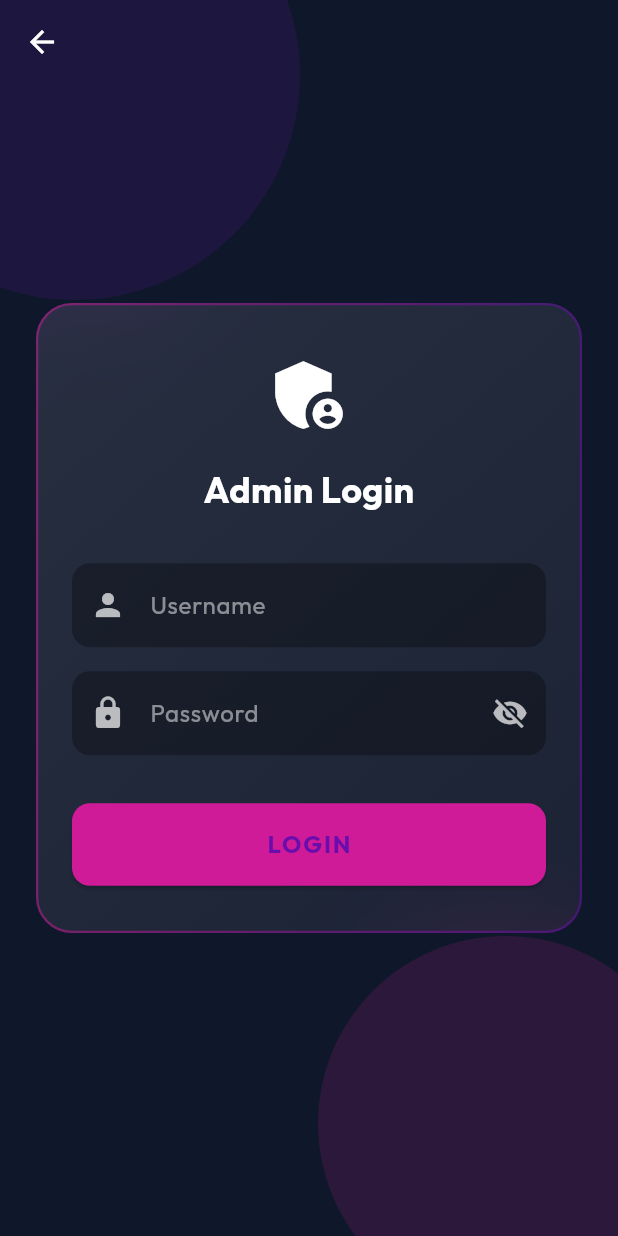
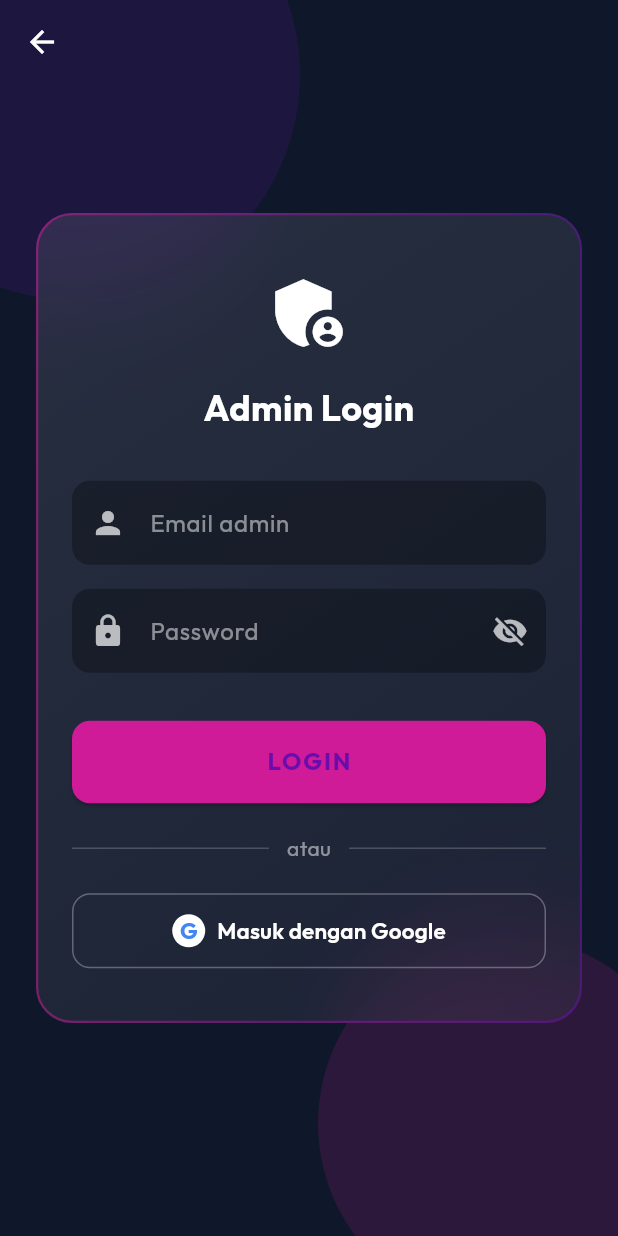
Before and after one commit to mohamadalda/ar_coin, a Flutter app: the screen it shows after launch, after a tap on the "person" icon, on a phone screen of 412 x 824 dp. Run offline on Flutter 3.47's test engine with Material 3 defaults, Android fonts, the phone set to English and light mode, and no system bars; drawn by our look-alikes of glassmorphism; our stand-ins replace animate_do, audioplayers, camera, cloud_firestore, firebase_auth, firebase_core and 7 more; missing offline and left inert: dart:js_interop, firebase_app_check, google_mlkit_object_detection, google_mlkit_text_recognition, model_viewer_plus, translator; accounts and stored records are empty.

Commit message:
fit ci-cd

```diff
--- a/lib/screens/login_screen.dart
+++ b/lib/screens/login_screen.dart
@@ -2,6 +2,7 @@ import 'package:flutter/material.dart';
 import 'package:animate_do/animate_do.dart';
 import 'package:glassmorphism/glassmorphism.dart';
 import '../utils/auth_service.dart';
+import '../utils/firebase_service.dart';
 
 class LoginScreen extends StatefulWidget {
   const LoginScreen({super.key});
@@ -18,7 +19,9 @@ class _LoginScreenState extends State<LoginScreen> {
 
   Future<void> _handleLogin() async {
     final username = _usernameCtrl.text.trim();
-    final password = _passwordCtrl.text.trim();
+    // Kata sandi TIDAK di-trim: spasi adalah karakter sah di dalamnya, dan
+    // memangkasnya diam-diam membuat sandi yang benar ditolak tanpa penjelasan.
+    final password = _passwordCtrl.text;
 
     if (username.isEmpty || password.isEmpty) {
       ScaffoldMessenger.of(context).showSnackBar(
@@ -37,6 +40,22 @@ class _LoginScreenState extends State<LoginScreen> {
     if (!mounted) return;
     setState(() => _isLoading = false);
 
+    _tampilkanHasil(success);
+  }
+
+  Future<void> _handleGoogleLogin() async {
+    setState(() => _isLoading = true);
+    final success = await AuthService.loginWithGoogle();
+    if (!mounted) return;
+    setState(() => _isLoading = false);
+
+    // Batal memilih akun bukan kegagalan: AuthService mengosongkan lastError
+    // untuk kasus itu, dan di sini layar memilih diam.
+    if (!success && AuthService.lastError.isEmpty) return;
+    _tampilkanHasil(success);
+  }
+
+  void _tampilkanHasil(bool success) {
     if (success) {
       ScaffoldMessenger.of(context).showSnackBar(
         const SnackBar(
@@ -46,10 +65,18 @@ class _LoginScreenState extends State<LoginScreen> {
       );
       Navigator.pop(context); // Return to home
     } else {
+      // Pesan sebenarnya dari AuthService, bukan tebakan. Sebelumnya layar ini
+      // selalu bilang "password salah" apa pun sebabnya, sehingga kegagalan
+      // jaringan, App Check, atau provider yang belum aktif tampak identik
+      // dengan salah ketik — dan mustahil didiagnosis dari layar.
+      final pesan = AuthService.lastError.isEmpty
+          ? 'Username atau Password salah'
+          : AuthService.lastError;
       ScaffoldMessenger.of(context).showSnackBar(
-        const SnackBar(
-          content: Text('Username atau Password salah'),
+        SnackBar(
+          content: Text(pesan),
           backgroundColor: Colors.red,
+          duration: const Duration(seconds: 8),
         ),
       );
     }
@@ -107,7 +134,7 @@ class _LoginScreenState extends State<LoginScreen> {
                 duration: const Duration(milliseconds: 800),
                 child: GlassmorphicContainer(
                   width: double.infinity,
-                  height: 420,
+                  height: 540,
                   borderRadius: 24,
                   blur: 20,
                   alignment: Alignment.center,
@@ -154,7 +181,11 @@ class _LoginScreenState extends State<LoginScreen> {
                           controller: _usernameCtrl,
                           style: const TextStyle(color: Colors.white),
                           decoration: InputDecoration(
-                            hintText: "Username",
+                            // Saat Firebase aktif, kolom ini dipakai sebagai
+                            // email akun Firebase Auth — bukan username bebas.
+                            hintText: FirebaseService.ready
+                                ? "Email admin"
+                                : "Username",
                             hintStyle: TextStyle(color: Colors.white.withValues(alpha: 0.5)),
                             prefixIcon: const Icon(Icons.person, color: Colors.white70),
                             filled: true,
@@ -225,6 +256,71 @@ class _LoginScreenState extends State<LoginScreen> {
                                   ),
                                 ),
                         ),
+                        const SizedBox(height: 20),
+
+                        Row(
+                          children: [
+                            Expanded(
+                              child: Divider(
+                                color: Colors.white.withValues(alpha: 0.2),
+                              ),
+                            ),
+                            Padding(
+                              padding:
+                                  const EdgeInsets.symmetric(horizontal: 12),
+                              child: Text(
+                                "atau",
+                                style: TextStyle(
+                                  color: Colors.white.withValues(alpha: 0.5),
+                                ),
+                              ),
+                            ),
+                            Expanded(
+                              child: Divider(
+                                color: Colors.white.withValues(alpha: 0.2),
+                              ),
+                            ),
+                          ],
+                        ),
+                        const SizedBox(height: 20),
+
+                        OutlinedButton.icon(
+                          onPressed: _isLoading ? null : _handleGoogleLogin,
+                          style: OutlinedButton.styleFrom(
+                            foregroundColor: Colors.white,
+                            padding: const EdgeInsets.symmetric(vertical: 14),
+                            side: BorderSide(
+                              color: Colors.white.withValues(alpha: 0.3),
+                            ),
+                            shape: RoundedRectangleBorder(
+                              borderRadius: BorderRadius.circular(12),
+                            ),
+                          ),
+                          icon: Container(
+                            width: 22,
+                            height: 22,
+                            alignment: Alignment.center,
+                            decoration: const BoxDecoration(
+                              color: Colors.white,
+                              shape: BoxShape.circle,
+                            ),
+                            child: const Text(
+                              "G",
+                              style: TextStyle(
+                                color: Color(0xFF4285F4),
+                                fontWeight: FontWeight.bold,
+                                fontSize: 15,
+                              ),
+                            ),
+                          ),
+                          label: const Text(
+                            "Masuk dengan Google",
+                            style: TextStyle(
+                              fontSize: 15,
+                              fontWeight: FontWeight.w600,
+                            ),
+                          ),
+                        ),
                       ],
                     ),
                   ),
--- a/lib/utils/auth_service.dart
+++ b/lib/utils/auth_service.dart
@@ -1,6 +1,7 @@
 import 'dart:convert';
 
 import 'package:firebase_auth/firebase_auth.dart';
+import 'package:google_sign_in/google_sign_in.dart';
 import 'package:flutter/foundation.dart';
 import 'package:shared_preferences/shared_preferences.dart';
 
@@ -49,6 +50,10 @@ class AuthService {
         isLoggedIn.value = true;
         return true;
       } on FirebaseAuthException catch (e) {
+        if (_tolakanAppCheck('${e.code} ${e.message}')) {
+          lastError = _pesanAppCheck;
+          return false;
+        }
         lastError = switch (e.code) {
           'invalid-email' => 'Format email tidak valid.',
           'user-not-found' ||
@@ -62,7 +67,7 @@ class AuthService {
         };
         return false;
       } catch (e) {
-        lastError = 'Login gagal: $e';
+        lastError = _tolakanAppCheck('$e') ? _pesanAppCheck : 'Login gagal: $e';
         return false;
       }
     }
@@ -81,6 +86,111 @@ class AuthService {
     return false;
   }
 
+  /// [GoogleSignIn.initialize] wajib dipanggil tepat satu kali seumur proses;
+  /// memanggilnya dua kali melempar. Penanda ini yang menjaganya.
+  static bool _googleSiap = false;
+
+  static Future<void> _siapkanGoogle() async {
+    if (_googleSiap) return;
+    // Tidak ada clientId yang ditulis di sini dengan sengaja:
+    //  - iOS membacanya dari CLIENT_ID di GoogleService-Info.plist;
+    //  - Android membaca default_web_client_id yang dihasilkan plugin
+    //    google-services dari google-services.json.
+    // Menyalinnya ke kode hanya menciptakan sumber kebenaran kedua yang
+    // diam-diam basi ketika berkas konfigurasi diperbarui.
+    await GoogleSignIn.instance.initialize();
+    _googleSiap = true;
+  }
+
+  /// Masuk dengan akun Google, lalu tukar id token Google itu menjadi sesi
+  /// Firebase Auth — sesi yang sama persis dengan hasil login email/sandi,
+  /// sehingga sisa aplikasi tidak perlu tahu lewat mana penggunanya masuk.
+  ///
+  /// Mengembalikan false tanpa pesan bila pengguna membatalkan sendiri.
+  static Future<bool> loginWithGoogle() async {
+    lastError = '';
+
+    if (!FirebaseService.ready) {
+      lastError = 'Login Google butuh Firebase aktif. '
+          '${FirebaseService.lastError ?? ''}'.trim();
+      return false;
+    }
+
+    try {
+      if (kIsWeb) {
+        // Di web, authenticate() tidak didukung: Google mensyaratkan tombol
+        // yang dirender SDK-nya sendiri. signInWithPopup milik Firebase
+        // menempuh alur yang sama tanpa paket tambahan.
+        await FirebaseAuth.instance.signInWithPopup(GoogleAuthProvider());
+        isLoggedIn.value = true;
+        return true;
+      }
+
+      await _siapkanGoogle();
+      final akun = await GoogleSignIn.instance.authenticate();
+      final idToken = akun.authentication.idToken;
+
+      if (idToken == null) {
+        // Nyaris selalu Android tanpa default_web_client_id: google-services.json
+        // belum memuat OAuth client bertipe 3 (web).
+        lastError = 'Google tidak mengirim id token. Unduh ulang '
+            'google-services.json setelah provider Google diaktifkan dan '
+            'SHA-1 didaftarkan di Firebase Console.';
+        return false;
+      }
+
+      await FirebaseAuth.instance.signInWithCredential(
+        GoogleAuthProvider.credential(idToken: idToken),
+      );
+      isLoggedIn.value = true;
+      return true;
+    } on GoogleSignInException catch (e) {
+      if (e.code == GoogleSignInExceptionCode.canceled) {
+        return false; // Dibatalkan pengguna: bukan kegagalan, jangan diteriaki.
+      }
+      lastError = switch (e.code) {
+        GoogleSignInExceptionCode.clientConfigurationError =>
+          'Konfigurasi Google Sign-In belum cocok. Di Android biasanya SHA-1 '
+              'sidik jari penanda tangan belum terdaftar di Firebase Console.',
+        GoogleSignInExceptionCode.providerConfigurationError =>
+          'Provider Google belum aktif di Firebase Console '
+              '(Authentication → Sign-in method → Google).',
+        GoogleSignInExceptionCode.uiUnavailable =>
+          'Layar pemilih akun Google tidak bisa dibuka di perangkat ini.',
+        _ => 'Login Google gagal: ${e.code.name} ${e.description ?? ''}'.trim(),
+      };
+      return false;
+    } on FirebaseAuthException catch (e) {
+      if (_tolakanAppCheck('${e.code} ${e.message}')) {
+        lastError = _pesanAppCheck;
+        return false;
+      }
+      lastError = switch (e.code) {
+        'account-exists-with-different-credential' =>
+          'Email ini sudah terdaftar lewat cara masuk lain.',
+        'network-request-failed' =>
+          'Tidak ada koneksi. Login Google butuh internet.',
+        _ => 'Login Google gagal: ${e.code}',
+      };
+      return false;
+    } catch (e) {
+      lastError =
+          _tolakanAppCheck('$e') ? _pesanAppCheck : 'Login Google gagal: $e';
+      return false;
+    }
+  }
+
+  /// App Check yang di-*enforce* menolak permintaan Authentication sebelum
+  /// kredensial sempat diperiksa. Gejalanya menyamar sebagai "sandi salah",
+  /// jadi kasus ini dinamai sendiri agar tidak salah didiagnosis lagi.
+  static const String _pesanAppCheck =
+      'Ditolak Firebase App Check, bukan karena sandi salah. Matikan '
+      'enforcement App Check untuk Authentication di Firebase Console, atau '
+      'pasang paket firebase_app_check di aplikasi.';
+
+  static bool _tolakanAppCheck(String teks) =>
+      teks.toLowerCase().contains('app check');
+
   static Future<void> logout() async {
     if (FirebaseService.ready) {
       try {
@@ -89,6 +199,15 @@ class AuthService {
         debugPrint('Gagal sign out Firebase: $e');
       }
     }
+    // Tanpa ini, Google tetap memegang sesinya dan login berikutnya langsung
+    // memakai akun lama tanpa menampilkan pemilih akun.
+    if (!kIsWeb && _googleSiap) {
+      try {
+        await GoogleSignIn.instance.signOut();
+      } catch (e) {
+        debugPrint('Gagal sign out Google: $e');
+      }
+    }
     final prefs = await SharedPreferences.getInstance();
     await prefs.setBool(_loginPrefKey, false);
     isLoggedIn.value = false;
--- a/lib/utils/firebase_service.dart
+++ b/lib/utils/firebase_service.dart
@@ -1,3 +1,4 @@
+import 'package:firebase_app_check/firebase_app_check.dart';
 import 'package:firebase_core/firebase_core.dart';
 import 'package:flutter/foundation.dart';
 import '../firebase_options_web.dart';
@@ -41,10 +42,59 @@ class FirebaseService {
       _ready = true;
       _lastError = null;
       debugPrint('✅ Firebase siap');
+
+      // Harus setelah initializeApp dan sebelum panggilan Auth/Firestore
+      // pertama: begitu enforcement menyala, permintaan tanpa token App Check
+      // ditolak 401 sebelum kredensial sempat diperiksa.
+      await _aktifkanAppCheck();
     } catch (e) {
       _ready = false;
       _lastError = '$e';
       debugPrint('ℹ️ Firebase tidak aktif, memakai penyimpanan lokal: $e');
+    }
+  }
+
+  /// Alasan App Check gagal diaktifkan, atau null bila aman.
+  static String? get appCheckError => _appCheckError;
+  static String? _appCheckError;
+
+  /// Memasang penyedia bukti-keaslian aplikasi.
+  ///
+  /// Di rilis, Android memakai Play Integrity dan Apple memakai App Attest.
+  /// Di build debug keduanya memakai penyedia debug, karena Play Integrity
+  /// hanya mengenali APK yang ditandatangani Play dan App Attest hanya
+  /// mengenali build dari TestFlight/App Store — tanpa ini, setiap sesi
+  /// pengembangan akan ditolak.
+  ///
+  /// Kegagalan di sini TIDAK fatal, mengikuti aturan kelas ini. Tapi perlu
+  /// dicatat: bila enforcement sudah menyala di console sementara aktivasi di
+  /// sini gagal, gejalanya muncul jauh dari sebabnya — sebagai "sandi salah"
+  /// di layar login.
+  static Future<void> _aktifkanAppCheck() async {
+    try {
+      if (kIsWeb && kWebRecaptchaSiteKey == null) {
+        _appCheckError = 'Site key reCAPTCHA belum diisi, App Check web '
+            'dilewati (lihat lib/firebase_options_web.dart)';
+        debugPrint('ℹ️ $_appCheckError');
+        return;
+      }
+
+      await FirebaseAppCheck.instance.activate(
+        providerAndroid: kDebugMode
+            ? const AndroidDebugProvider()
+            : const AndroidPlayIntegrityProvider(),
+        providerApple: kDebugMode
+            ? const AppleDebugProvider()
+            : const AppleAppAttestProvider(),
+        providerWeb: kWebRecaptchaSiteKey == null
+            ? null
+            : ReCaptchaV3Provider(kWebRecaptchaSiteKey!),
+      );
+      _appCheckError = null;
+      debugPrint('✅ App Check aktif (${kDebugMode ? 'debug' : 'rilis'})');
+    } catch (e) {
+      _appCheckError = '$e';
+      debugPrint('⚠️ App Check gagal diaktifkan: $e');
     }
   }
 
--- a/pubspec.yaml
+++ b/pubspec.yaml
@@ -16,7 +16,7 @@ publish_to: 'none' # Remove this line if you wish to publish to pub.dev
 # https://developer.apple.com/library/archive/documentation/General/Reference/InfoPlistKeyReference/Articles/CoreFoundationKeys.html
 # In Windows, build-name is used as the major, minor, and patch parts
 # of the product and file versions while build-number is used as the build suffix.
-version: 1.0.0+2
+version: 1.1.0+3
 
 environment:
   # Lantai dinaikkan dari 3.0.6 ke 3.3.0 untuk extension type, yang dipakai
@@ -62,6 +62,8 @@ dependencies:
   # lib/platform/web_download_web.dart mengimpornya langsung. Hanya terpakai
   # di target web — berkas itu tidak pernah dikompilasi di mobile.
   web: ^1.1.1
+  google_sign_in: ^7.2.0
+  firebase_app_check: ^0.5.1
 
 dev_dependencies:
   flutter_test:
```
Also changed, not shown: lib/firebase_options_web.dart (+7 -0 lines), pubspec.lock, 6 other files.
